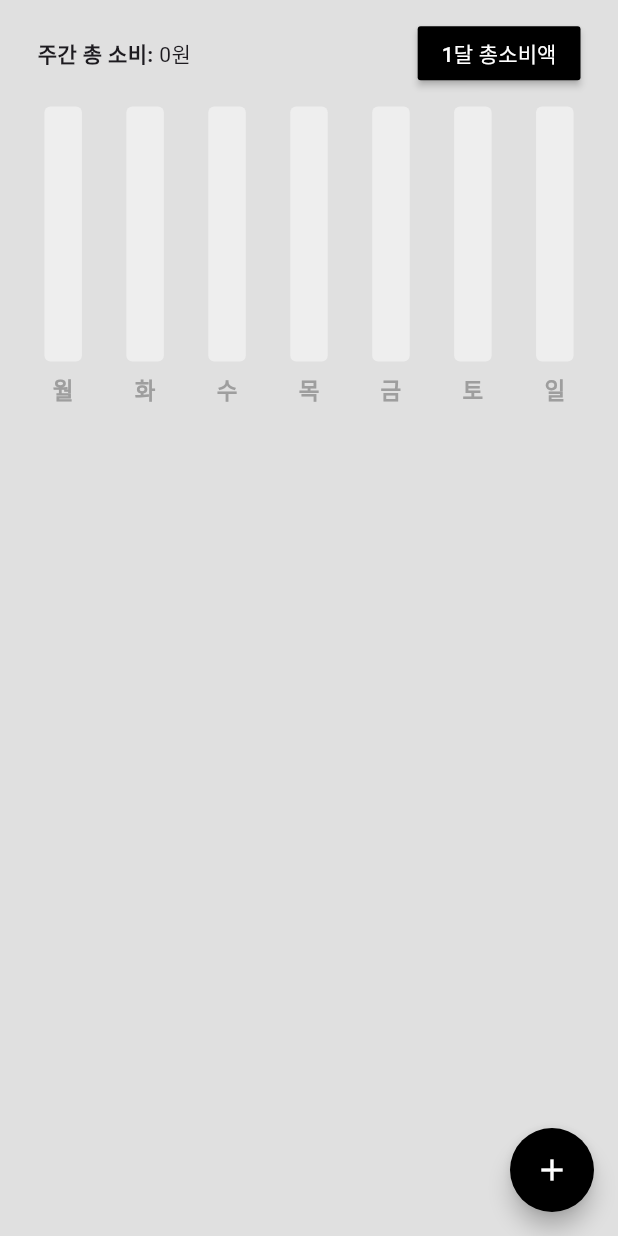
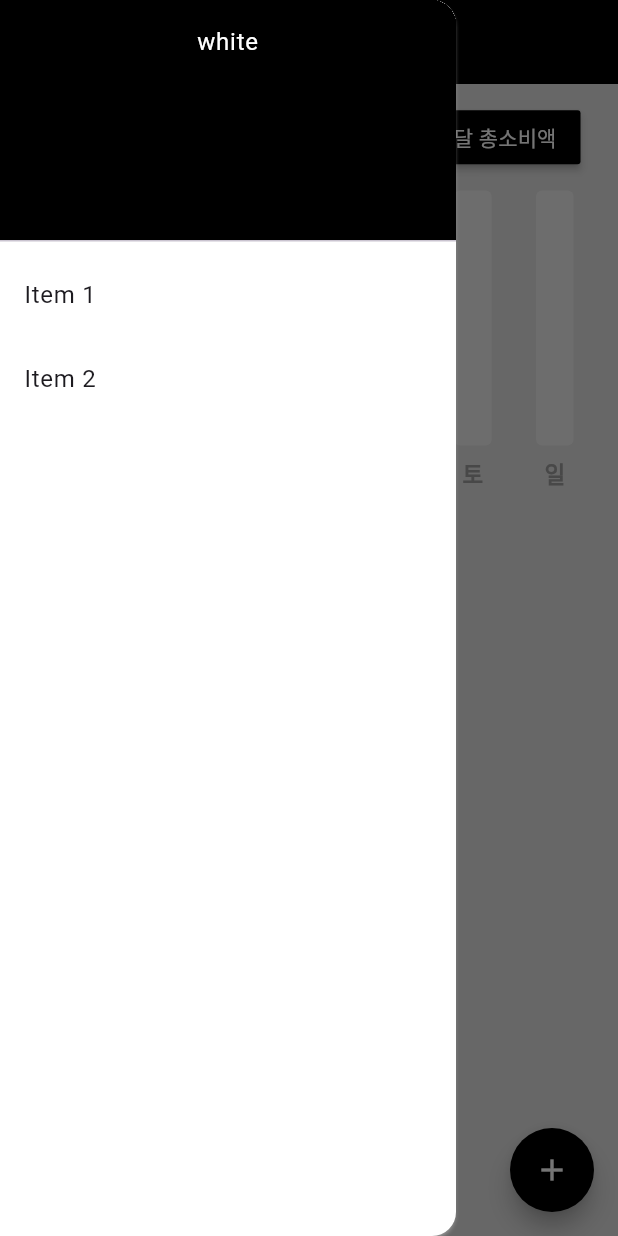
Before and after one commit to bwhy0315/ChashFlow, a Flutter app: the screen it shows after launch, with the side drawer open (before the commit the screen has no drawer), on a phone screen of 412 x 824 dp. Run offline on Flutter 3.47's test engine with Material 3 defaults, Android fonts, the phone set to English and light mode, and no system bars; drawn by our look-alikes of fl_chart; our stand-ins replace flutter_slidable, hive_flutter, velocity_x; accounts and stored records are empty.

Commit message:
햄버거바 추가

```diff
--- a/lib/screen/s_home.dart
+++ b/lib/screen/s_home.dart
@@ -71,6 +71,39 @@ class _HomeScreenState extends State<HomeScreen> {
           onPressed: addNewExpense,
           child:const  Icon(Icons.add,color: Colors.white,),
         ),
+        appBar: AppBar(
+          title: 'CashFlow'.text.white.make(),
+          centerTitle: true,
+          backgroundColor: Colors.black,
+          iconTheme: const IconThemeData(color: Colors.white)
+        ),
+        drawer: Drawer(
+          shadowColor: Colors.white,
+          backgroundColor: Colors.white,
+          child: ListView(
+            padding: EdgeInsets.zero,
+            children: [
+              DrawerHeader(
+                child: 'white'.text.white.center.make(),
+                decoration: BoxDecoration(
+                  color: Colors.black,
+                ),
+              ),
+              ListTile(
+                title: Text('Item 1'),
+                onTap: () {
+                  Navigator.pop(context);
+                },
+              ),
+              ListTile(
+                title: Text('Item 2'),
+                onTap: () {
+                  Navigator.pop(context);
+                },
+              ),
+            ],
+          ),
+        ),
         body: ListView(
           children: [
             // 지출
```
